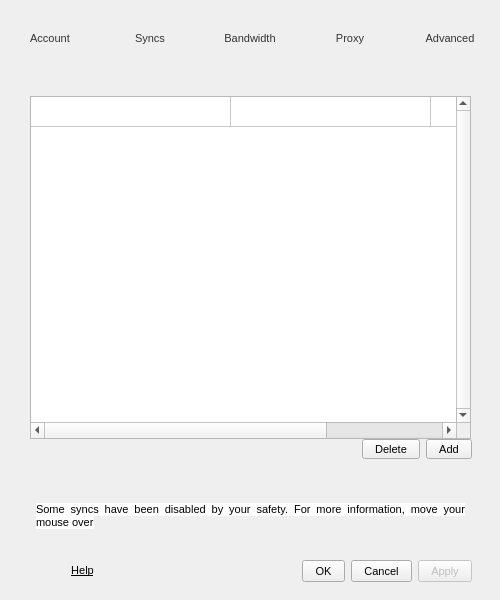
Above: src/MEGASync/gui/win/SettingsDialog.ui from meganz/MEGAsync before the change. Below: the same form after it.
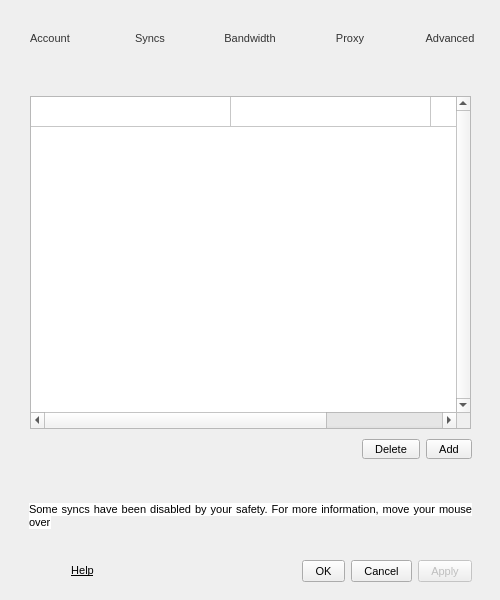
That is the form after the change. The open tabs and pages were chosen to show the change. Icons and pictures are not drawn. Custom widgets are drawn as their Qt base class.

Commit message:
use syncName instead of recalculated leave name for local col in sync settings
- and reduce SyncStateInformation to only 2 values
- adjust margins and spaces on settings dialog (move buttons down &
remove spacing on OQ & sync errors msgs)

What changed in the file:
```diff
--- a/src/MEGASync/gui/win/SettingsDialog.ui
+++ b/src/MEGASync/gui/win/SettingsDialog.ui
@@ -1965,7 +1965,7 @@
               <number>1</number>
              </property>
              <property name="bottomMargin">
-              <number>0</number>
+              <number>10</number>
              </property>
              <item>
               <widget class="QTableWidget" name="tSyncs">
@@ -2434,13 +2434,13 @@
                   <number>1</number>
                  </property>
                  <property name="leftMargin">
-                  <number>7</number>
+                  <number>0</number>
                  </property>
                  <property name="topMargin">
                   <number>0</number>
                  </property>
                  <property name="rightMargin">
-                  <number>7</number>
+                  <number>0</number>
                  </property>
                  <property name="bottomMargin">
                   <number>0</number>
```
Left out of the diff: 4 changed lines with no effect on the pictures. The commit also changes 5 other files.
